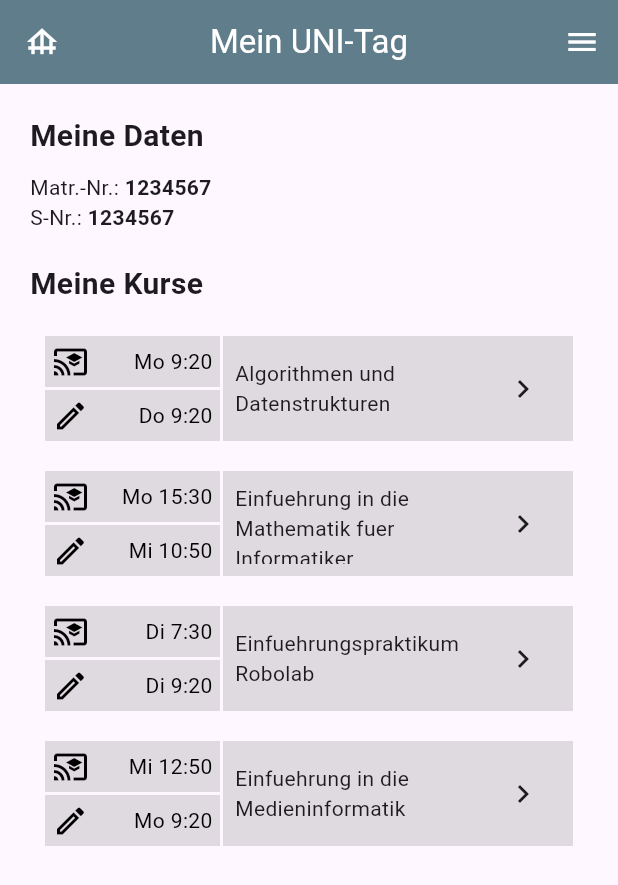
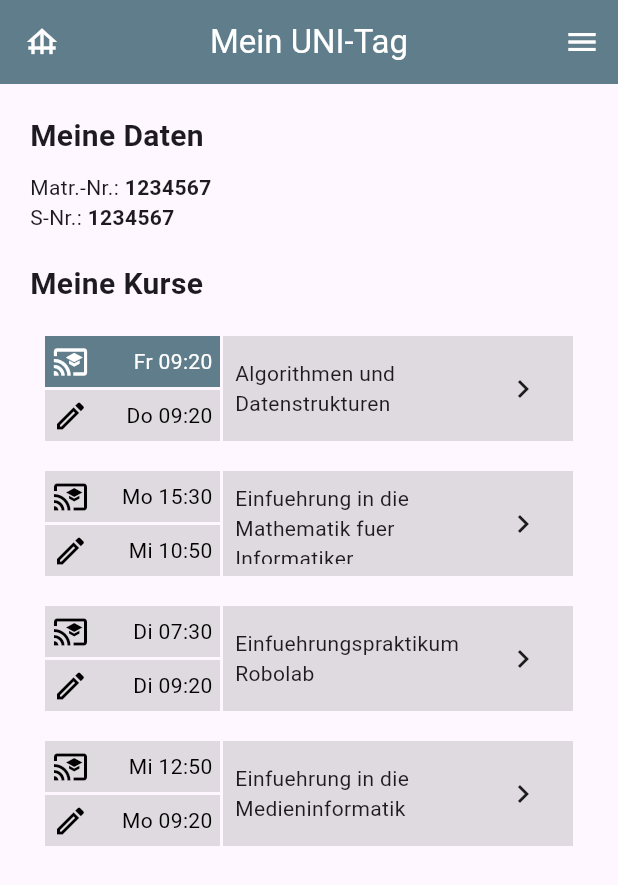
Before and after one commit to Randoooom/EMIUE4, a Flutter app: the screen it shows after launch, on a phone screen of 412 x 824 dp. Shown: the top 885 px of the screen. Run offline on Flutter 3.47's test engine with Material 3 defaults, Android fonts, the phone set to English and light mode, and no system bars.

Commit message:
refactor: timeslot properties

```diff
--- a/lib/view/home.dart
+++ b/lib/view/home.dart
@@ -64,29 +64,30 @@ class CourseList extends StatelessWidget {
       ListView(shrinkWrap: true, children: const <Widget>[
         CourseItem(
             name: "Algorithmen und Datenstrukturen",
-            lecture: TimeSlot(DateTime.monday, 9, 20),
-            exercise: TimeSlot(DateTime.thursday, 9, 20)),
+            lecture: TimeSlot(DateTime.friday, "09:20"),
+            exercise: TimeSlot(DateTime.thursday, "09:20")),
         CourseItem(
             name: "Einfuehrung in die Mathematik fuer Informatiker",
-            lecture: TimeSlot(DateTime.monday, 15, 30),
-            exercise: TimeSlot(DateTime.wednesday, 10, 50)),
+            lecture: TimeSlot(DateTime.monday, "15:30"),
+            exercise: TimeSlot(DateTime.wednesday, "10:50")),
         CourseItem(
             name: "Einfuehrungspraktikum Robolab",
-            lecture: TimeSlot(DateTime.tuesday, 7, 30),
-            exercise: TimeSlot(DateTime.tuesday, 9, 20)),
+            lecture: TimeSlot(DateTime.tuesday, "07:30"),
+            exercise: TimeSlot(DateTime.tuesday, "09:20")),
         CourseItem(
             name: "Einfuehrung in die Medieninformatik",
-            lecture: TimeSlot(DateTime.wednesday, 12, 50),
-            exercise: TimeSlot(DateTime.monday, 9, 20)),
+            lecture: TimeSlot(DateTime.wednesday, "12:50"),
+            exercise: TimeSlot(DateTime.monday, "09:20")),
       ])
     ]);
   }
 }
 
 class TimeSlot {
-  final int weekday, hour, minute;
+  final int weekday;
+  final String time;
 
-  const TimeSlot(this.weekday, this.hour, this.minute);
+  const TimeSlot(this.weekday, this.time);
 
   /// check whether the timeslot is today or not
   bool isToday() {
@@ -160,7 +161,7 @@ class CourseItemTimeWidget extends StatelessWidget {
         child:
             Row(mainAxisAlignment: MainAxisAlignment.spaceBetween, children: [
           icon,
-          Text("${slot.weekdayString()} ${slot.hour}:${slot.minute}",
+          Text("${slot.weekdayString()} ${slot.time}",
               style: TextStyle(
                   color: slot.isToday() ? Colors.white : Colors.black))
         ]));
```
